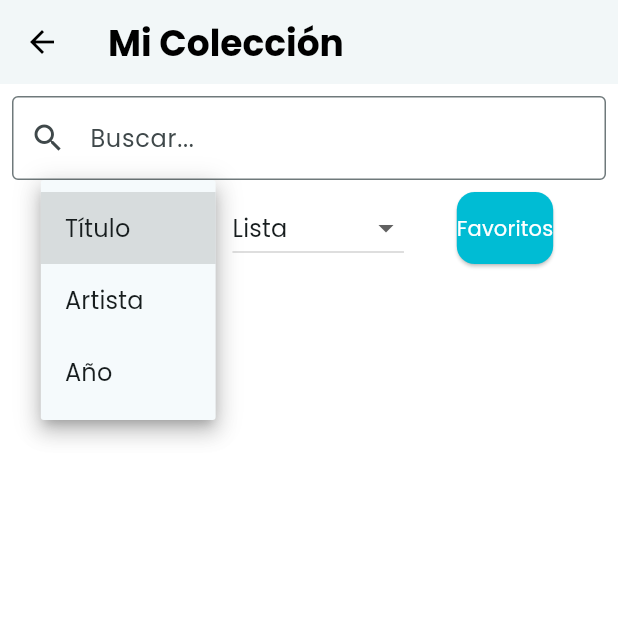
After one commit to carlosrondon95/waxhub_v3, a Flutter app: the CollectionScreen screen opened by its route, after a tap on "Título", on a phone screen of 412 x 824 dp, the top half of it. The commit adds this screen. Run offline on Flutter 3.47's test engine with Material 3 defaults, Android fonts, the phone set to English and light mode, and no system bars; our stand-ins replace cloud_firestore, firebase_auth, firebase_core, firebase_storage, flutter_typeahead, google_sign_in and 1 more; accounts and stored records are empty.

Commit message:
update collection
migrada coleccion de kotlin a flutter

```diff
--- a/lib/main.dart
+++ b/lib/main.dart
@@ -1,3 +1,4 @@
+// lib/main.dart
 import 'package:flutter/material.dart';
 import 'package:firebase_core/firebase_core.dart';
 import 'package:provider/provider.dart';
@@ -8,6 +9,7 @@ import 'routes/app_router.dart';
 
 import 'providers/auth_provider.dart';
 import 'providers/vinyl_provider.dart';
+import 'providers/collection_provider.dart'; // nuevo proveedor
 
 void main() async {
   WidgetsFlutterBinding.ensureInitialized();
@@ -24,6 +26,7 @@ class MyApp extends StatelessWidget {
       providers: [
         ChangeNotifierProvider(create: (_) => AuthProvider()),
         ChangeNotifierProvider(create: (_) => VinylProvider()),
+        ChangeNotifierProvider(create: (_) => CollectionProvider()),
       ],
       child: MaterialApp(
         debugShowCheckedModeBanner: false,
--- a/lib/models/vinyl_record.dart
+++ b/lib/models/vinyl_record.dart
@@ -1,3 +1,4 @@
+// lib/models/vinyl_record.dart
 import 'package:cloud_firestore/cloud_firestore.dart';
 
 class VinylRecord {
@@ -12,6 +13,7 @@ class VinylRecord {
   final String lugarCompra;
   final String descripcion;
   final String portadaUrl;
+  final bool favorito;
 
   VinylRecord({
     required this.id,
@@ -25,6 +27,7 @@ class VinylRecord {
     this.lugarCompra = '',
     this.descripcion = '',
     required this.portadaUrl,
+    this.favorito = false,
   });
 
   Map<String, dynamic> toMap() => {
@@ -38,6 +41,7 @@ class VinylRecord {
     'lugarCompra': lugarCompra,
     'descripcion': descripcion,
     'portadaUrl': portadaUrl,
+    'favorito': favorito,
     'timestamp': FieldValue.serverTimestamp(),
   };
 
@@ -55,6 +59,7 @@ class VinylRecord {
       lugarCompra: data['lugarCompra'] as String? ?? '',
       descripcion: data['descripcion'] as String? ?? '',
       portadaUrl: data['portadaUrl'] as String,
+      favorito: data['favorito'] as bool? ?? false,
     );
   }
 }
--- /dev/null
+++ b/lib/providers/collection_provider.dart
@@ -0,0 +1,147 @@
+// lib/providers/collection_provider.dart
+import 'dart:async';
+import 'package:flutter/material.dart';
+import 'package:cloud_firestore/cloud_firestore.dart';
+import 'package:firebase_auth/firebase_auth.dart';
+
+import '../models/vinyl_record.dart';
+
+class CollectionProvider extends ChangeNotifier {
+  final FirebaseFirestore _firestore = FirebaseFirestore.instance;
+  final FirebaseAuth _auth = FirebaseAuth.instance;
+
+  StreamSubscription<QuerySnapshot>? _subscription;
+
+  List<VinylRecord> _allRecords = [];
+  String _searchQuery = '';
+  String _sortBy = 'titulo';
+  bool _showFavorites = false;
+  String _viewMode = 'lista';
+  bool _isLoading = false;
+
+  CollectionProvider() {
+    // Listen to auth changes and subscribe accordingly
+    _auth.authStateChanges().listen((user) {
+      _subscription?.cancel();
+      if (user != null) {
+        _subscribeToRecords(user.uid);
+      } else {
+        _allRecords = [];
+        notifyListeners();
+      }
+    });
+  }
+
+  void _subscribeToRecords(String uid) {
+    _isLoading = true;
+    notifyListeners();
+
+    _subscription = _firestore
+        .collection('discos')
+        .where('userId', isEqualTo: uid)
+        .snapshots()
+        .listen(
+          (snapshot) {
+            _allRecords =
+                snapshot.docs.map((doc) => VinylRecord.fromDoc(doc)).toList();
+            _isLoading = false;
+            notifyListeners();
+          },
+          onError: (_) {
+            _isLoading = false;
+            notifyListeners();
+          },
+        );
+  }
+
+  @override
+  void dispose() {
+    _subscription?.cancel();
+    super.dispose();
+  }
+
+  // Getters
+  List<VinylRecord> get allRecords => List.unmodifiable(_allRecords);
+  List<VinylRecord> get filteredRecords {
+    final q = _searchQuery.toLowerCase();
+    var list =
+        _allRecords.where((record) {
+          final matchesSearch =
+              record.titulo.toLowerCase().contains(q) ||
+              record.artista.toLowerCase().contains(q) ||
+              record.genero.toLowerCase().contains(q);
+          final matchesFavorites = !_showFavorites || record.favorito;
+          return matchesSearch && matchesFavorites;
+        }).toList();
+
+    list.sort((a, b) {
+      switch (_sortBy) {
+        case 'artista':
+          return a.artista.compareTo(b.artista);
+        case 'anio':
+          return a.anio.compareTo(b.anio);
+        default:
+          return a.titulo.compareTo(b.titulo);
+      }
+    });
+    return list;
+  }
+
+  String get searchQuery => _searchQuery;
+  String get sortBy => _sortBy;
+  bool get showFavorites => _showFavorites;
+  String get viewMode => _viewMode;
+  bool get isLoading => _isLoading;
+
+  // Setters
+  void setSearchQuery(String query) {
+    _searchQuery = query;
+    notifyListeners();
+  }
+
+  void setSortBy(String field) {
+    _sortBy = field;
+    notifyListeners();
+  }
+
+  void setShowFavorites(bool value) {
+    _showFavorites = value;
+    notifyListeners();
+  }
+
+  void setViewMode(String mode) {
+    _viewMode = mode;
+    notifyListeners();
+  }
+
+  // Write operations
+  Future<void> deleteRecord(String id) async {
+    try {
+      await _firestore.collection('discos').doc(id).delete();
+      // changes will be reflected by listener
+    } catch (_) {
+      // handle error
+    }
+  }
+
+  Future<void> toggleFavorite(String id, bool current) async {
+    try {
+      await _firestore.collection('discos').doc(id).update({
+        'favorito': !current,
+      });
+    } catch (_) {
+      // handle error
+    }
+  }
+
+  Future<void> updateRecord(VinylRecord updated) async {
+    try {
+      await _firestore
+          .collection('discos')
+          .doc(updated.id)
+          .set(updated.toMap());
+    } catch (_) {
+      // handle error
+    }
+  }
+}
--- a/lib/routes/app_router.dart
+++ b/lib/routes/app_router.dart
@@ -1,3 +1,4 @@
+// lib/routes/app_router.dart
 import 'package:flutter/material.dart';
 
 import '../routes/fade_route.dart';
@@ -6,6 +7,10 @@ import '../screens/login_screen.dart';
 import '../screens/register_screen.dart';
 import '../screens/home_screen.dart';
 import '../screens/nuevo_disco_screen.dart';
+import '../screens/collection_screen.dart';
+import '../screens/detalle_disco_screen.dart';
+import '../screens/edit_disco_screen.dart';
+import '../models/vinyl_record.dart';
 
 class AppRouter {
   static Route<dynamic> generate(RouteSettings settings) {
@@ -27,6 +32,17 @@ class AppRouter {
       case '/nuevo_disco':
         page = const NuevoDiscoScreen();
         break;
+      case '/coleccion':
+        page = const CollectionScreen();
+        break;
+      case '/detalle_disco':
+        final record = settings.arguments as VinylRecord;
+        page = DetalleDiscoScreen(record: record);
+        break;
+      case '/editar_disco':
+        final recordToEdit = settings.arguments as VinylRecord;
+        page = EditDiscoScreen(record: recordToEdit);
+        break;
       default:
         page = const WelcomeScreen();
     }
--- /dev/null
+++ b/lib/screens/collection_screen.dart
@@ -0,0 +1,80 @@
+// lib/screens/collection_screen.dart
+import 'package:flutter/material.dart';
+import 'package:provider/provider.dart';
+
+import '../providers/collection_provider.dart';
+import '../widgets/collection_filters.dart';
+import '../widgets/collection_list.dart';
+import '../widgets/collection_grid.dart';
+import '../widgets/collection_carousel.dart';
+
+class CollectionScreen extends StatelessWidget {
+  const CollectionScreen({Key? key}) : super(key: key);
+
+  @override
+  Widget build(BuildContext context) {
+    final collection = context.watch<CollectionProvider>();
+
+    return Scaffold(
+      appBar: AppBar(title: const Text('Mi Colección')),
+      body: Column(
+        children: [
+          // Filtros y búsqueda
+          CollectionFilters(
+            searchQuery: collection.searchQuery,
+            onSearchChanged: collection.setSearchQuery,
+            sortBy: collection.sortBy,
+            onSortByChanged: collection.setSortBy,
+            showFavorites: collection.showFavorites,
+            onShowFavoritesChanged: collection.setShowFavorites,
+            viewMode: collection.viewMode,
+            onViewModeChanged: collection.setViewMode,
+          ),
+          if (collection.isLoading)
+            const Expanded(child: Center(child: CircularProgressIndicator()))
+          else
+            Expanded(
+              child: Builder(
+                builder: (_) {
+                  final items = collection.filteredRecords;
+                  switch (collection.viewMode) {
+                    case 'cuadricula':
+                      return CollectionGrid(
+                        records: items,
+                        onTap:
+                            (r) => Navigator.pushNamed(
+                              context,
+                              '/detalle_disco',
+                              arguments: r,
+                            ),
+                      );
+                    case 'carrusel':
+                      return CollectionCarousel(records: items);
+                    case 'lista':
+                    default:
+                      return CollectionList(
+                        records: items,
+                        onTap:
+                            (r) => Navigator.pushNamed(
+                              context,
+                              '/detalle_disco',
+                              arguments: r,
+                            ),
+                        onEdit:
+                            (r) => Navigator.pushNamed(
+                              context,
+                              '/editar_disco',
+                              arguments: r,
+                            ),
+                        onDelete: collection.deleteRecord,
+                        onFavoriteToggle: collection.toggleFavorite,
+                      );
+                  }
+                },
+              ),
+            ),
+        ],
+      ),
+    );
+  }
+}
--- /dev/null
+++ b/lib/widgets/collection_filters.dart
@@ -0,0 +1,84 @@
+// lib/widgets/collection_filters.dart
+import 'package:flutter/material.dart';
+
+class CollectionFilters extends StatelessWidget {
+  final String searchQuery;
+  final ValueChanged<String> onSearchChanged;
+  final String sortBy;
+  final ValueChanged<String> onSortByChanged;
+  final bool showFavorites;
+  final ValueChanged<bool> onShowFavoritesChanged;
+  final String viewMode;
+  final ValueChanged<String> onViewModeChanged;
+
+  const CollectionFilters({
+    Key? key,
+    required this.searchQuery,
+    required this.onSearchChanged,
+    required this.sortBy,
+    required this.onSortByChanged,
+    required this.showFavorites,
+    required this.onShowFavoritesChanged,
+    required this.viewMode,
+    required this.onViewModeChanged,
+  }) : super(key: key);
+
+  @override
+  Widget build(BuildContext context) {
+    return Padding(
+      padding: const EdgeInsets.all(8.0),
+      child: Column(
+        children: [
+          // Search field
+          TextField(
+            decoration: const InputDecoration(
+              labelText: 'Buscar...',
+              prefixIcon: Icon(Icons.search),
+              border: OutlineInputBorder(),
+            ),
+            onChanged: onSearchChanged,
+          ),
+          const SizedBox(height: 8),
+          // Dropdowns and toggle
+          Row(
+            mainAxisAlignment: MainAxisAlignment.spaceEvenly,
+            children: [
+              // Sort by dropdown
+              DropdownButton<String>(
+                value: sortBy,
+                onChanged: (value) {
+                  if (value != null) onSortByChanged(value);
+                },
+                items: const [
+                  DropdownMenuItem(value: 'titulo', child: Text('Título')),
+                  DropdownMenuItem(value: 'artista', child: Text('Artista')),
+                  DropdownMenuItem(value: 'anio', child: Text('Año')),
+                ],
+              ),
+              // View mode dropdown
+              DropdownButton<String>(
+                value: viewMode,
+                onChanged: (value) {
+                  if (value != null) onViewModeChanged(value);
+                },
+                items: const [
+                  DropdownMenuItem(value: 'lista', child: Text('Lista')),
+                  DropdownMenuItem(
+                    value: 'cuadricula',
+                    child: Text('Cuadrícula'),
+                  ),
+                  DropdownMenuItem(value: 'carrusel', child: Text('Carrusel')),
+                ],
+              ),
+              // Favorites toggle
+              ElevatedButton(
+                onPressed: () => onShowFavoritesChanged(!showFavorites),
+                child: Text(showFavorites ? 'Todos' : 'Favoritos'),
+              ),
+            ],
+          ),
+        ],
+      ),
+    );
+  }
+}
--- /dev/null
+++ b/lib/widgets/collection_list.dart
@@ -0,0 +1,81 @@
+// lib/widgets/collection_list.dart
+import 'package:flutter/material.dart';
+import '../models/vinyl_record.dart';
+
+class CollectionList extends StatelessWidget {
+  final List<VinylRecord> records;
+  final ValueChanged<VinylRecord> onTap;
+  final ValueChanged<VinylRecord> onEdit;
+  final ValueChanged<String> onDelete;
+  final void Function(String, bool) onFavoriteToggle;
+
+  const CollectionList({
+    Key? key,
+    required this.records,
+    required this.onTap,
+    required this.onEdit,
+    required this.onDelete,
+    required this.onFavoriteToggle,
+  }) : super(key: key);
+
+  @override
+  Widget build(BuildContext context) {
+    return ListView.builder(
+      itemCount: records.length,
+      itemBuilder: (context, index) {
+        final record = records[index];
+        return Card(
+          margin: const EdgeInsets.symmetric(vertical: 4, horizontal: 8),
+          child: ListTile(
+            leading: Image.network(
+              record.portadaUrl,
+              width: 60,
+              fit: BoxFit.cover,
+              errorBuilder: (_, __, ___) => const Icon(Icons.broken_image),
+            ),
+            title: Text(record.artista),
+            subtitle: Text('${record.titulo} (${record.anio})'),
+            onTap: () => onTap(record),
+            trailing: Row(
+              mainAxisSize: MainAxisSize.min,
+              children: [
+                IconButton(
+                  icon: Icon(
+                    record.favorito ? Icons.favorite : Icons.favorite_border,
+                    color: record.favorito ? Colors.red : null,
+                  ),
+                  onPressed: () => onFavoriteToggle(record.id, record.favorito),
+                ),
+                PopupMenuButton<String>(
+                  onSelected: (value) {
+                    if (value == 'editar')
+                      onEdit(record);
+                    else if (value == 'eliminar')
+                      onDelete(record.id);
+                  },
+                  itemBuilder:
+                      (_) => [
+                        const PopupMenuItem(
+                          value: 'editar',
+                          child: ListTile(
+                            leading: Icon(Icons.edit),
+                            title: Text('Editar'),
+                          ),
+                        ),
+                        const PopupMenuItem(
+                          value: 'eliminar',
+                          child: ListTile(
+                            leading: Icon(Icons.delete, color: Colors.red),
+                            title: Text('Eliminar'),
+                          ),
+                        ),
+                      ],
+                ),
+              ],
+            ),
+          ),
+        );
+      },
+    );
+  }
+}
```
Also changed, not shown: lib/screens/detalle_disco_screen.dart (added, +84 -0 lines), lib/screens/edit_disco_screen.dart (added, +131 -0 lines), lib/widgets/collection_carousel.dart (added, +45 -0 lines), lib/widgets/collection_grid.dart (added, +56 -0 lines).
